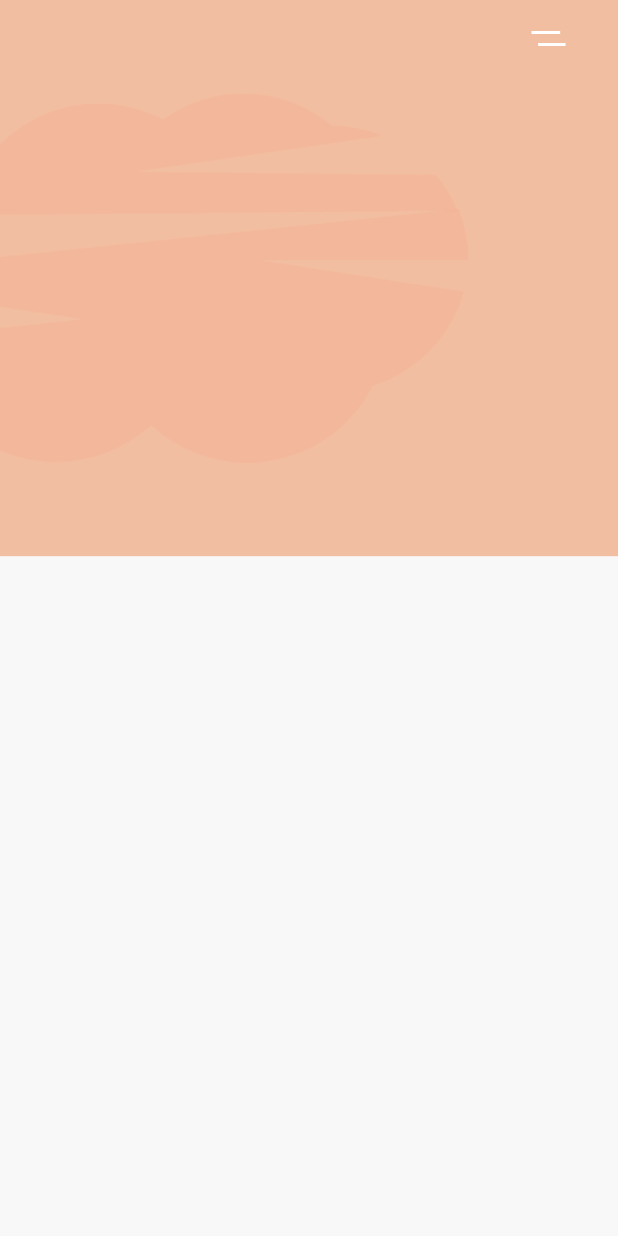
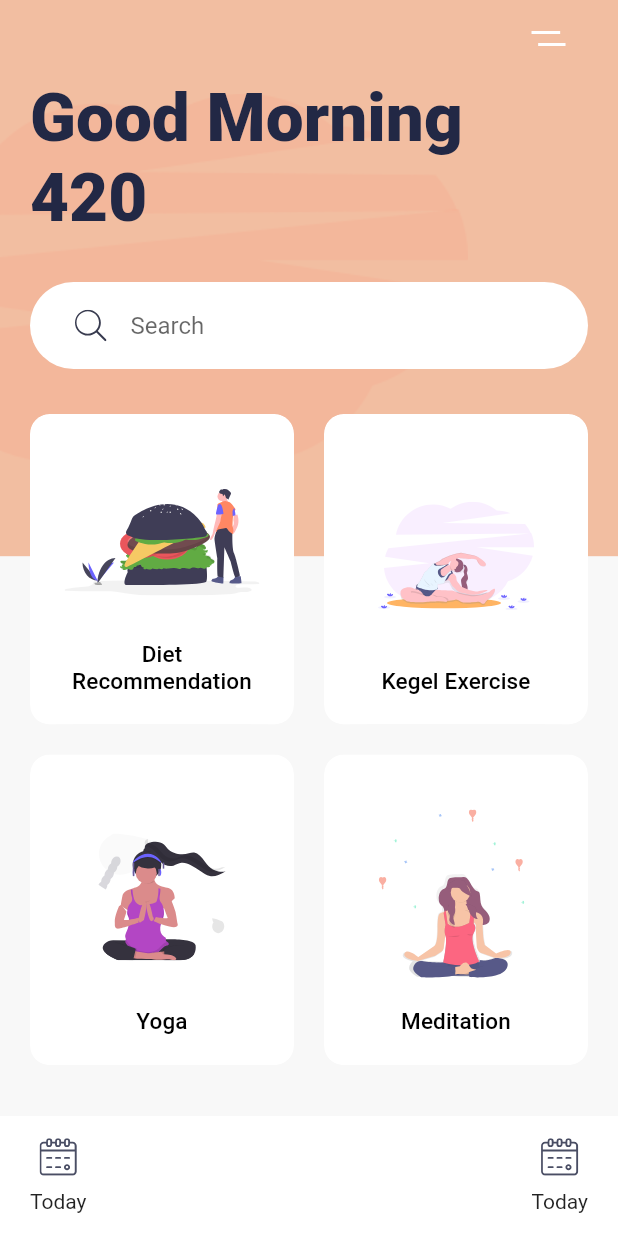
Before and after one commit to aakritiawasthi/meditation_app, a Flutter app: the screen it shows after launch, on a phone screen of 412 x 824 dp. Run offline on Flutter 3.47's test engine with Material 2 defaults, Android fonts, the phone set to English and light mode, and no system bars; our stand-ins replace flutter_svg.

Commit message:
day2 completed

```diff
--- a/lib/main.dart
+++ b/lib/main.dart
@@ -3,6 +3,7 @@
 import 'package:flutter/material.dart';
 import 'package:flutter_svg/flutter_svg.dart';
 import 'package:meditation_app/constants.dart';
+import 'package:meditation_app/widgets/category_card.dart';
 
 void main() => runApp(MyApp());
 
@@ -32,6 +33,18 @@ class HomeScreen extends StatelessWidget {
   Widget build(BuildContext context) {
     var size = MediaQuery.of(context).size;
     return Scaffold(
+      bottomNavigationBar: Container(
+        padding: EdgeInsets.symmetric(horizontal: 20, vertical: 10),
+        height: 80,
+        color: Colors.white,
+        child: Row(
+          mainAxisAlignment: MainAxisAlignment.spaceBetween,
+          children: [
+            BottomNavItem(),
+             BottomNavItem(),
+          ],
+        ),
+        ),
       body: Stack(
         children: [
           Container(
@@ -49,7 +62,8 @@ class HomeScreen extends StatelessWidget {
         child: Padding(
           padding: const EdgeInsets.symmetric(horizontal: 20),
           child: Column(
-            children: [
+            crossAxisAlignment: CrossAxisAlignment.start,
+            children: <Widget>[
               Align(
                 alignment: Alignment.topRight,
                 child: Container(
@@ -62,7 +76,55 @@ class HomeScreen extends StatelessWidget {
                  ),
                  child: SvgPicture.asset("assets/icons/menu.svg"),
                 ),
-              )
+              ),
+              Text(
+                "Good Morning 420",
+                style: Theme.of(context).textTheme.displaySmall?.copyWith(fontWeight: FontWeight.w900),
+                ),
+                Container(
+                  margin: EdgeInsets.symmetric(vertical: 30),
+                  padding: EdgeInsets.symmetric(horizontal: 30, vertical: 5),
+                  decoration: BoxDecoration(
+                    color: Colors.white,
+                    borderRadius: BorderRadius.circular(29.5),
+                  ),
+                  child: TextField(
+                    decoration: InputDecoration(
+                      hintText: "Search",
+                      icon: SvgPicture.asset("assets/icons/search.svg"),
+                      border: InputBorder.none,
+                    ),
+                  ),
+                ),
+                Expanded(
+                  child: GridView.count(
+                    crossAxisCount: 2,
+                    childAspectRatio: .85,
+                    crossAxisSpacing: 20,
+                    mainAxisSpacing: 20,
+                    children: [
+                       CategoryCard(
+                         title: "Diet Recommendation",
+                         svgSrc: "assets/icons/Hamburger.svg",
+                         press: () {},
+                       ),
+                       CategoryCard(
+                         title: "Kegel Exercise",
+                         svgSrc: "assets/icons/Excrecises.svg",
+                         press: () {},
+                       ),
+                       CategoryCard(
+                         title: "Yoga",
+                         svgSrc: "assets/icons/yoga.svg",
+                         press: () {},
+                       ),
+                       CategoryCard(
+                         title: "Meditation",
+                         svgSrc: "assets/icons/Meditation.svg",
+                         press: () {},
+                       ),
+                    ],),
+                )
             ]
           ),
         ),
@@ -72,3 +134,22 @@ class HomeScreen extends StatelessWidget {
     );
   }
 }
+
+class BottomNavItem extends StatelessWidget {
+  const BottomNavItem({
+    Key? key,
+  }) : super(key: key);
+
+  @override
+  Widget build(BuildContext context) {
+    return GestureDetector(
+      onTap: (() {}),
+      child: Column(
+        mainAxisAlignment: MainAxisAlignment.spaceAround,
+        children: [SvgPicture.asset("assets/icons/calendar.svg"),
+        Text("Today"),
+        ],
+      ),
+    );
+  }
+}
--- /dev/null
+++ b/lib/widgets/category_card.dart
@@ -0,0 +1,56 @@
+import 'package:flutter/material.dart';
+import 'package:flutter_svg/flutter_svg.dart';
+
+import '../constants.dart';
+
+class CategoryCard extends StatelessWidget {
+  final String svgSrc;
+  final String title;
+  final Function press;
+  const CategoryCard({
+    Key? key, required this.svgSrc, required this.title, required this.press,
+  }) : super(key: key);
+
+  @override
+  Widget build(BuildContext context) {
+    return ClipRRect(
+      borderRadius: BorderRadius.circular(13),
+      child: Container(
+        //padding: EdgeInsets.all(13),
+       decoration: BoxDecoration(
+         color: Colors.white,
+         borderRadius: BorderRadius.circular(13),
+         boxShadow:[
+         BoxShadow(
+           offset: Offset(0,17),
+           blurRadius: 17,
+           spreadRadius: -23,
+           color: kShadowColor,
+         ),
+         ],
+         ),
+         child: Material(
+           color: Colors.transparent,
+           child: InkWell(
+             onTap: () => press,
+             child: Padding(
+               padding: const EdgeInsets.all(20.0),
+               child: Column(
+                 children: [
+                   Spacer(),
+                   SvgPicture.asset(svgSrc),
+                   Spacer(),
+                   Text(
+                    title,
+                     textAlign: TextAlign.center,
+                     style: Theme.of(context).textTheme.titleSmall?.copyWith(fontSize: 15),
+                     )
+                 ],
+               ),
+             ),
+           ),
+         ),
+                        ),
+    );
+  }
+}
```
